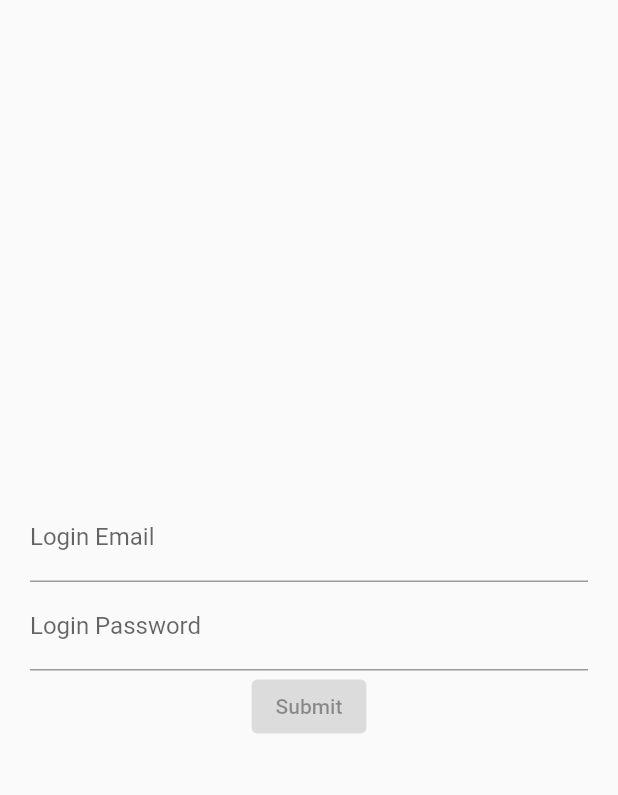
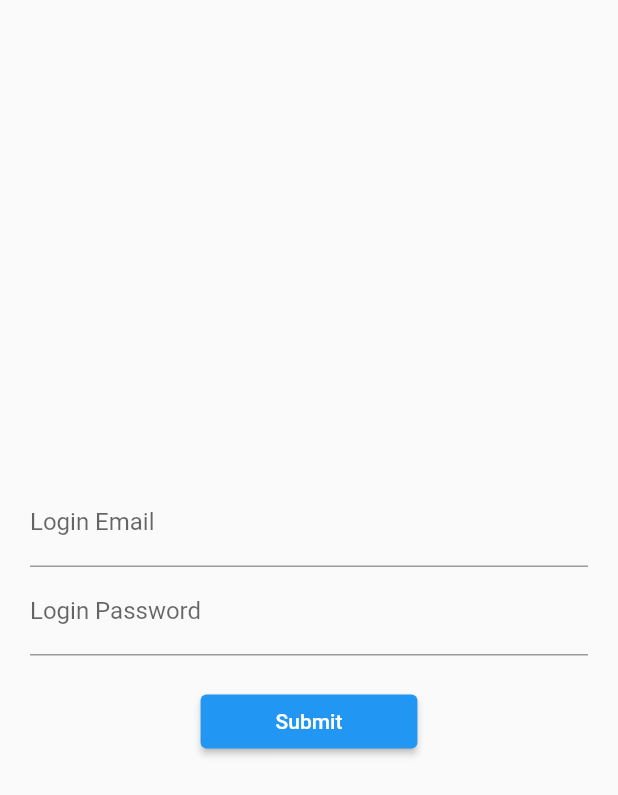
Before and after one commit to tertiussc/stephen_login1, a Flutter app: the screen it shows after launch, on a phone screen of 412 x 824 dp. Shown: the top 795 px of the screen. Run offline on Flutter 3.47's test engine with Material 2 defaults, Android fonts, the phone set to English and light mode, and no system bars.

Commit message:
small refector

```diff
--- a/lib/main.dart
+++ b/lib/main.dart
@@ -2,5 +2,5 @@ import 'package:flutter/material.dart';
 import 'src/app.dart';
 
 void main(List<String> args) {
-  runApp(App());
+  runApp(const App());
 }
--- a/lib/src/app.dart
+++ b/lib/src/app.dart
@@ -6,7 +6,7 @@ class App extends StatelessWidget {
 
   @override
   Widget build(BuildContext context) {
-    return MaterialApp(
+    return const MaterialApp(
       title: 'Log me in',
       home: Scaffold(
         body: LoginScreen(),
--- a/lib/src/screens/login_screen.dart
+++ b/lib/src/screens/login_screen.dart
@@ -11,13 +11,14 @@ class _LoginScreenState extends State<LoginScreen> {
   @override
   Widget build(BuildContext context) {
     return Container(
-      margin: EdgeInsets.all(20),
+      margin: const EdgeInsets.all(20),
       child: Form(
         child: Column(
           mainAxisAlignment: MainAxisAlignment.center,
           children: [
             emailField(),
             passwordField(),
+            const SizedBox(height: 20),
             submitButton(),
           ],
         ),
@@ -26,27 +27,37 @@ class _LoginScreenState extends State<LoginScreen> {
   }
 
 // Fields list
+
+// Email field
   Widget emailField() {
     return TextFormField(
       keyboardType: TextInputType.emailAddress,
-      decoration: InputDecoration(
+      decoration: const InputDecoration(
         label: Text('Login Email'),
         hintText: 'you@example.com',
       ),
     );
   }
 
+  // Password field
   Widget passwordField() {
     return TextFormField(
       obscureText: true,
-      decoration: InputDecoration(
+      decoration: const InputDecoration(
         label: Text('Login Password'),
-        hintText: 'Ýour Secret password',
+        hintText: 'Your secret password',
       ),
     );
   }
 
+  // Submit button
   Widget submitButton() {
-    return ElevatedButton(onPressed: null, child: Text('Submit'));
+    return ElevatedButton(
+      onPressed: () {},
+      style: ElevatedButton.styleFrom(
+        padding: const EdgeInsets.symmetric(horizontal: 50),
+      ),
+      child: const Text('Submit'),
+    );
   }
 }
```
